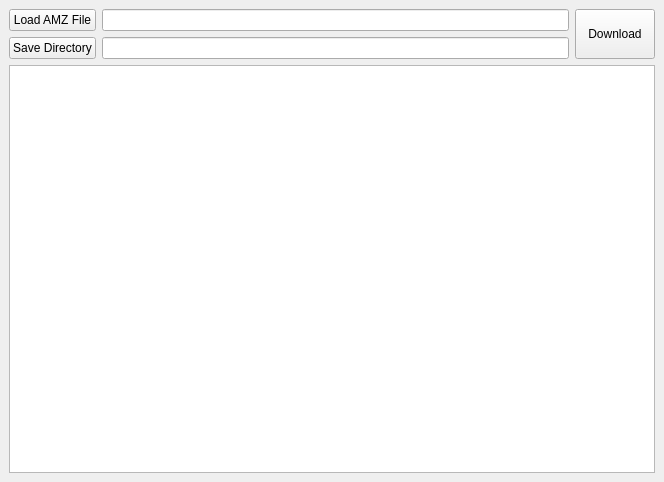
Qt form pymazon/pymazon_qt.ui (MStrecke/michaelstrecke-pymazon) before a commit.
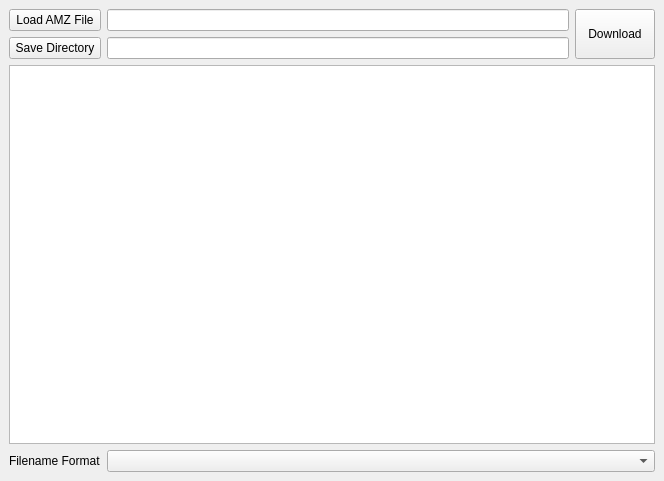
The same form after that commit.

Commit message: Changed exception to print/exit when no amz file is supplied for gui mode.

```diff
--- a/pymazon/pymazon_qt.ui
+++ b/pymazon/pymazon_qt.ui
@@ -7,7 +7,7 @@
     <x>0</x>
     <y>0</y>
     <width>664</width>
-    <height>482</height>
+    <height>481</height>
    </rect>
   </property>
   <property name="windowTitle">
@@ -65,6 +65,20 @@
     <item row="2" column="0" colspan="3">
      <widget class="QTableView" name="tableView"/>
     </item>
+    <item row="3" column="1" colspan="2">
+     <widget class="QComboBox" name="fmt_box">
+      <property name="currentIndex">
+       <number>-1</number>
+      </property>
+     </widget>
+    </item>
+    <item row="3" column="0">
+     <widget class="QLabel" name="filename_label">
+      <property name="text">
+       <string>Filename Format</string>
+      </property>
+     </widget>
+    </item>
    </layout>
   </widget>
  </widget>
```
The commit also changes 3 other files.
